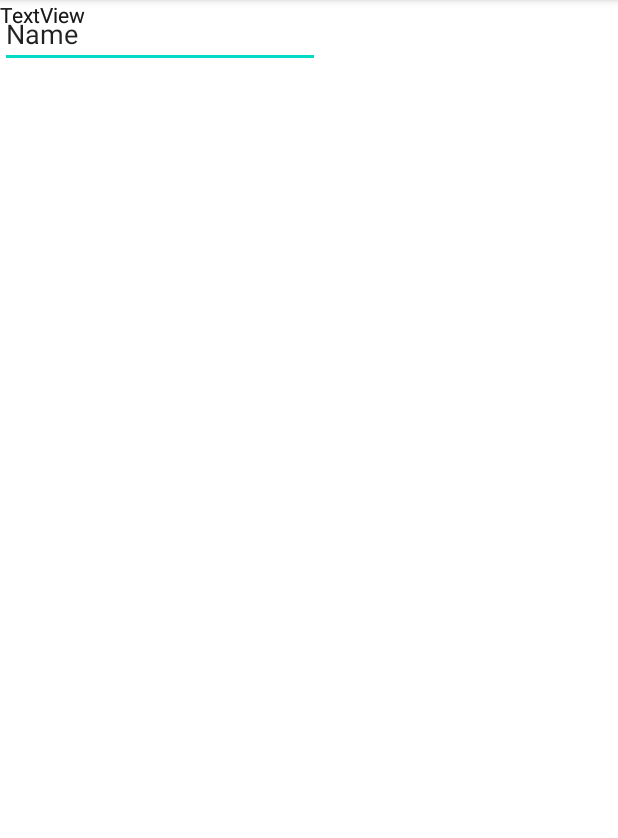
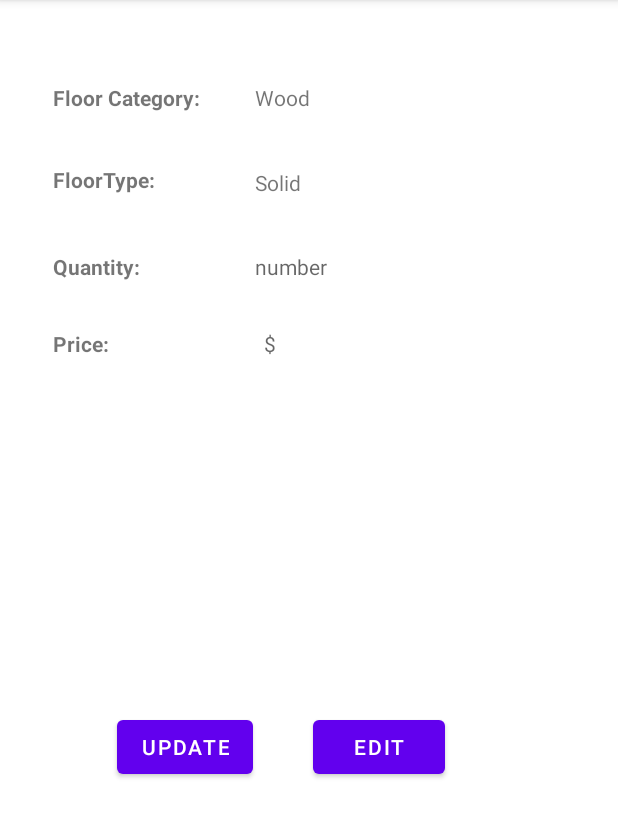
Before and after one commit to tenn2020/Inventory-App, an Android app: the editActivity screen opened directly, with no data from a screen before it, on a phone screen of 412 x 824 dp, the part 84-922 px from its top. Run offline under Robolectric (Android 15) with nearby library versions, the phone set to English and light mode, and no system bars.

Commit message:
activity_edit.xml

```diff
--- a/GroupProject/FIM/app/src/main/res/layout/activity_edit.xml
+++ b/GroupProject/FIM/app/src/main/res/layout/activity_edit.xml
@@ -1,24 +1,36 @@
 <?xml version="1.0" encoding="utf-8"?>
-<androidx.constraintlayout.widget.ConstraintLayout xmlns:android="http://schemas.android.com/apk/res/android"
+<RelativeLayout xmlns:android="http://schemas.android.com/apk/res/android"
     xmlns:app="http://schemas.android.com/apk/res-auto"
     xmlns:tools="http://schemas.android.com/tools"
     android:layout_width="match_parent"
     android:layout_height="match_parent"
+    android:visibility="visible"
     tools:context=".editActivity">
+
 
     <TextView
         android:id="@+id/textView2"
-        android:layout_width="wrap_content"
-        android:layout_height="wrap_content"
-        android:text="TextView"
-        tools:layout_editor_absoluteX="78dp"
-        tools:layout_editor_absoluteY="60dp" />
+        android:layout_width="112dp"
+        android:layout_height="36dp"
+        android:layout_alignParentStart="true"
+        android:layout_alignParentTop="true"
+        android:layout_marginStart="35dp"
+        android:layout_marginTop="55dp"
+        android:text="Floor Category:"
+        android:textStyle="bold"
+        tools:layout_editor_absoluteX="27dp"
+        tools:layout_editor_absoluteY="58dp" />
 
     <TextView
         android:id="@+id/textView3"
-        android:layout_width="wrap_content"
-        android:layout_height="wrap_content"
-        android:text="TextView"
+        android:layout_width="87dp"
+        android:layout_height="29dp"
+        android:layout_alignParentStart="true"
+        android:layout_alignParentTop="true"
+        android:layout_marginStart="35dp"
+        android:layout_marginTop="110dp"
+        android:text="FloorType:"
+        android:textStyle="bold"
         tools:layout_editor_absoluteX="165dp"
         tools:layout_editor_absoluteY="58dp" />
 
@@ -26,17 +38,98 @@
         android:id="@+id/textView4"
         android:layout_width="wrap_content"
         android:layout_height="wrap_content"
-        android:text="TextView"
+        android:layout_alignParentStart="true"
+        android:layout_alignParentTop="true"
+        android:layout_centerHorizontal="true"
+        android:layout_marginStart="170dp"
+        android:layout_marginTop="112dp"
+        android:text="Solid"
         tools:layout_editor_absoluteX="81dp"
         tools:layout_editor_absoluteY="102dp" />
 
-    <EditText
-        android:id="@+id/editTextTextPersonName"
+    <TextView
+        android:id="@+id/textView5"
         android:layout_width="wrap_content"
         android:layout_height="wrap_content"
-        android:ems="10"
-        android:inputType="textPersonName"
-        android:text="Name"
-        tools:layout_editor_absoluteX="162dp"
-        tools:layout_editor_absoluteY="84dp" />
-</androidx.constraintlayout.widget.ConstraintLayout>
+        android:layout_alignParentStart="true"
+        android:layout_alignParentTop="true"
+        android:layout_centerHorizontal="true"
+        android:layout_marginStart="181dp"
+        android:layout_marginTop="138dp" />
+
+    <TextView
+        android:id="@+id/textView6"
+        android:layout_width="wrap_content"
+        android:layout_height="wrap_content"
+        android:layout_alignParentStart="true"
+        android:layout_alignParentTop="true"
+        android:layout_marginStart="35dp"
+        android:layout_marginTop="168dp"
+        android:text="Quantity:"
+        android:textStyle="bold" />
+
+    <TextView
+        android:id="@+id/textView7"
+        android:layout_width="wrap_content"
+        android:layout_height="wrap_content"
+        android:layout_alignParentStart="true"
+        android:layout_alignParentTop="true"
+        android:layout_marginStart="35dp"
+        android:layout_marginTop="219dp"
+        android:text="Price:"
+        android:textStyle="bold" />
+
+    <TextView
+        android:id="@+id/textView8"
+        android:layout_width="74dp"
+        android:layout_height="wrap_content"
+        android:layout_alignParentTop="true"
+        android:layout_alignParentEnd="true"
+        android:layout_centerHorizontal="true"
+        android:layout_marginTop="55dp"
+        android:layout_marginEnd="168dp"
+        android:text="Wood" />
+
+    <Button
+        android:id="@+id/button"
+        android:layout_width="wrap_content"
+        android:layout_height="wrap_content"
+        android:layout_alignParentStart="true"
+        android:layout_alignParentTop="true"
+        android:layout_marginStart="78dp"
+        android:layout_marginTop="474dp"
+        android:text="Update" />
+
+    <Button
+        android:id="@+id/button2"
+        android:layout_width="wrap_content"
+        android:layout_height="wrap_content"
+        android:layout_alignParentTop="true"
+        android:layout_alignParentEnd="true"
+        android:layout_marginTop="474dp"
+        android:layout_marginEnd="115dp"
+        android:text="Edit" />
+
+    <TextView
+        android:id="@+id/textView9"
+        android:layout_width="wrap_content"
+        android:layout_height="wrap_content"
+        android:layout_alignParentStart="true"
+        android:layout_alignParentTop="true"
+        android:layout_centerHorizontal="true"
+        android:layout_marginStart="170dp"
+        android:layout_marginTop="168dp"
+        android:hint="number"
+        android:text="" />
+
+    <TextView
+        android:id="@+id/textView10"
+        android:layout_width="wrap_content"
+        android:layout_height="wrap_content"
+        android:layout_alignParentStart="true"
+        android:layout_alignParentTop="true"
+        android:layout_marginStart="176dp"
+        android:layout_marginTop="219dp"
+        android:hint="$" />
+
+</RelativeLayout>
```
Also changed, not shown: 1 other file.
